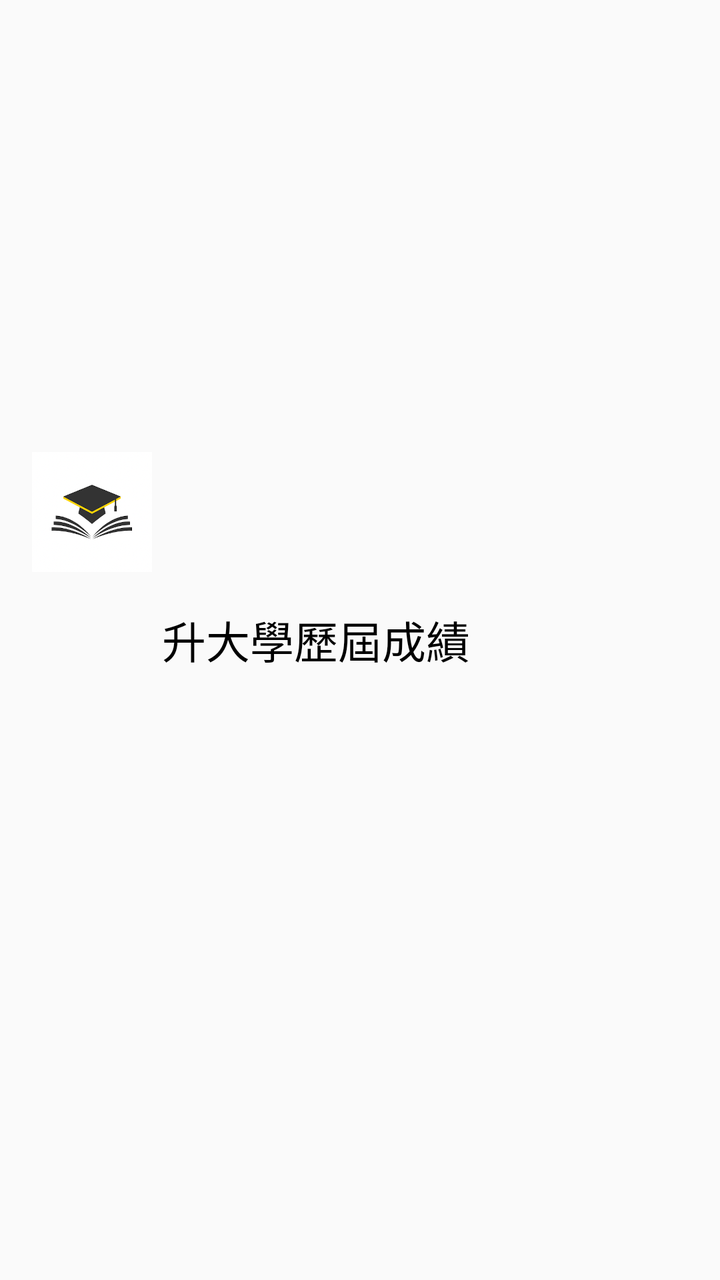
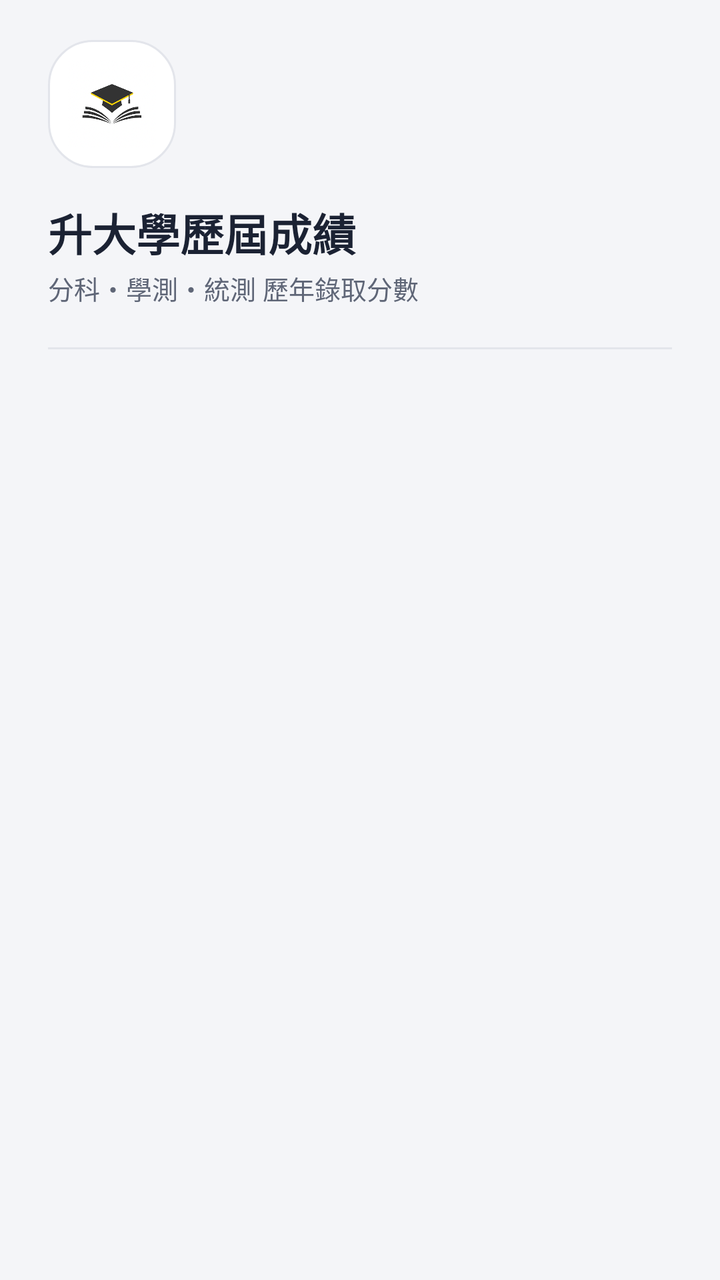

Before-and-after screenshots of an Android layout around one commit, followed by the original layout XML and the change that was made.
<!-- AndroidManifest.xml: application theme AppTheme -->
<!-- res/layout/navigation_header.xml -->
<?xml version="1.0" encoding="utf-8"?>
<LinearLayout xmlns:android="http://schemas.android.com/apk/res/android"
    android:orientation="horizontal" android:layout_width="match_parent"
    android:layout_height="75dp">

    <ImageView
        android:layout_marginLeft="@dimen/fab_margin"
        android:layout_marginRight="5dp"
        android:layout_width="60dp"
        android:layout_height="wrap_content"
        android:src="@drawable/logo" />

    <TextView
        android:layout_width="wrap_content"
        android:layout_height="match_parent"
        android:gravity="center"
        android:textColor="@color/black"
        android:text="@string/app_name"
        android:textSize="@dimen/textLarge"/>

</LinearLayout>
<!-- resources referenced by this layout -->
<resources>
  <color name="black">#000000</color>
  <dimen name="fab_margin">16dp</dimen>
  <dimen name="textLarge">22sp</dimen>
  <style name="AppTheme" parent="Theme.AppCompat.Light.NoActionBar">
          
          <item name="colorPrimary">@color/white</item>
          <item name="colorPrimaryDark">@color/white</item>
          <item name="colorAccent">@color/yellow</item>
      </style>
  <color name="yellow">#f1c40f</color>
  <!-- unchanged entries left out for length: 3 -->
</resources>

<!-- the commit's change to res/layout/navigation_header.xml (unified diff, before → after) -->
@@ -1,21 +1,51 @@
 <?xml version="1.0" encoding="utf-8"?>
-<LinearLayout xmlns:android="http://schemas.android.com/apk/res/android"
-    android:orientation="horizontal" android:layout_width="match_parent"
-    android:layout_height="75dp">
+<FrameLayout xmlns:android="http://schemas.android.com/apk/res/android"
+    android:layout_width="match_parent"
+    android:layout_height="wrap_content"
+    android:fitsSystemWindows="true">
+<LinearLayout
+    android:orientation="vertical"
+    android:layout_width="match_parent"
+    android:layout_height="wrap_content"
+    android:paddingStart="24dp"
+    android:paddingEnd="24dp"
+    android:paddingTop="20dp"
+    android:paddingBottom="20dp">
 
-    <ImageView
-        android:layout_marginLeft="@dimen/fab_margin"
-        android:layout_marginRight="5dp"
-        android:layout_width="60dp"
-        android:layout_height="wrap_content"
-        android:src="@drawable/logo" />
+    <FrameLayout
+        android:layout_width="64dp"
+        android:layout_height="64dp"
+        android:background="@drawable/bg_brand_badge">
+        <ImageView
+            android:layout_width="44dp"
+            android:layout_height="44dp"
+            android:layout_gravity="center"
+            android:scaleType="fitCenter"
+            android:src="@drawable/logo" />
+    </FrameLayout>
 
     <TextView
         android:layout_width="wrap_content"
-        android:layout_height="match_parent"
-        android:gravity="center"
-        android:textColor="@color/black"
+        android:layout_height="wrap_content"
+        android:layout_marginTop="16dp"
+        android:textColor="@color/ink"
         android:text="@string/app_name"
-        android:textSize="@dimen/textLarge"/>
+        android:textStyle="bold"
+        android:textSize="22sp"/>
+
+    <TextView
+        android:layout_width="wrap_content"
+        android:layout_height="wrap_content"
+        android:layout_marginTop="2dp"
+        android:textColor="@color/ink_secondary"
+        android:text="分科・學測・統測 歷年錄取分數"
+        android:textSize="13sp"/>
+
+    <View
+        android:layout_width="match_parent"
+        android:layout_height="1dp"
+        android:layout_marginTop="20dp"
+        android:background="@color/outline"/>
 
 </LinearLayout>
+</FrameLayout>
<!-- resource entries referenced after the edit -->
@@ -1,15 +1,94 @@
 <!-- resources referenced by this layout -->
 <resources>
-  <color name="black">#000000</color>
-  <dimen name="fab_margin">16dp</dimen>
-  <dimen name="textLarge">22sp</dimen>
-  <style name="AppTheme" parent="Theme.AppCompat.Light.NoActionBar">
-          
-          <item name="colorPrimary">@color/white</item>
-          <item name="colorPrimaryDark">@color/white</item>
-          <item name="colorAccent">@color/yellow</item>
+  <color name="ink">#1B2233</color>
+  <color name="ink_secondary">#5F6677</color>
+  <color name="outline">#E3E5EB</color>
+  <!-- drawable bg_brand_badge (drawable) -->
+  <?xml version="1.0" encoding="utf-8"?>
+  <shape xmlns:android="http://schemas.android.com/apk/res/android" android:shape="rectangle">
+      <solid android:color="@color/white"/>
+      <stroke android:width="1dp" android:color="@color/outline"/>
+      <corners android:radius="22dp"/>
+  </shape>
+  <style name="AppTheme" parent="Theme.Material3.Light.NoActionBar">
+          <item name="colorPrimary">@color/ink</item>
+          <item name="colorOnPrimary">@color/white</item>
+          <item name="colorPrimaryContainer">@color/indigo_container</item>
+          <item name="colorOnPrimaryContainer">@color/on_indigo_container</item>
+          <item name="colorSecondary">@color/amber</item>
+          <item name="colorOnSecondary">@color/ink</item>
+          <item name="colorSecondaryContainer">@color/amber_container</item>
+          <item name="colorOnSecondaryContainer">@color/on_amber_container</item>
+          <item name="colorAccent">@color/amber</item>
+          <item name="colorPrimaryDark">@color/bg_app</item>
+          <item name="android:colorBackground">@color/bg_app</item>
+          <item name="android:windowBackground">@color/bg_app</item>
+          <item name="colorSurface">@color/surface</item>
+          <item name="colorOnSurface">@color/ink</item>
+          <item name="colorOnSurfaceVariant">@color/ink_secondary</item>
+          <item name="colorOutline">@color/outline</item>
+          <item name="colorOutlineVariant">@color/outline</item>
+          <item name="colorControlActivated">@color/ink</item>
+          <item name="colorControlHighlight">@color/scrim_ripple</item>
+          <item name="android:textColorPrimary">@color/ink</item>
+          <item name="android:textColorSecondary">@color/ink_secondary</item>
+          <item name="android:textColorHint">@color/ink_tertiary</item>
+          <item name="android:statusBarColor">@android:color/transparent</item>
+          <item name="android:navigationBarColor">@color/bg_app</item>
+          <item name="android:windowLightStatusBar">true</item>
+          <item name="android:windowLightNavigationBar">true</item>
+          <item name="tabStyle">@style/AppTabs</item>
+          <item name="toolbarStyle">@style/AppToolbar</item>
+          <item name="drawerArrowStyle">@style/DrawerArrowStyle</item>
       </style>
-  <color name="yellow">#f1c40f</color>
+  <color name="indigo_container">#E8ECF7</color>
+  <color name="on_indigo_container">#2D3A5C</color>
+  <color name="amber">#F2B200</color>
+  <color name="amber_container">#FFF4D6</color>
+  <color name="on_amber_container">#7A5300</color>
+  <color name="bg_app">#F4F5F8</color>
+  <color name="surface">#FFFFFF</color>
+  <color name="scrim_ripple">#141B2233</color>
+  <color name="ink_tertiary">#8D93A1</color>
+  <style name="AppTabs" parent="Widget.Material3.TabLayout">
+          <item name="android:background">@color/bg_app</item>
+          <item name="tabIndicatorColor">@color/amber</item>
+          <item name="tabIndicatorHeight">3dp</item>
+          <item name="tabIndicatorFullWidth">false</item>
+          <item name="tabIndicator">@drawable/tab_indicator</item>
+          <item name="tabSelectedTextColor">@color/ink</item>
+          <item name="tabTextColor">@color/ink_tertiary</item>
+          <item name="tabTextAppearance">@style/TextAppearance.App.Tab</item>
+          <item name="tabRippleColor">@color/scrim_ripple</item>
+          <item name="tabIndicatorAnimationMode">elastic</item>
+      </style>
+  <style name="AppToolbar" parent="Widget.Material3.Toolbar">
+          <item name="titleTextAppearance">@style/TextAppearance.App.ToolbarTitle</item>
+          <item name="titleTextColor">@color/ink</item>
+          <item name="navigationIconTint">@color/ink</item>
+          <item name="android:background">@color/bg_app</item>
+      </style>
+  <style name="DrawerArrowStyle" parent="Widget.AppCompat.DrawerArrowToggle">
+          <item name="spinBars">true</item>
+          <item name="color">@color/ink</item>
+      </style>
+  <!-- drawable tab_indicator (drawable) -->
+  <?xml version="1.0" encoding="utf-8"?>
+  <shape xmlns:android="http://schemas.android.com/apk/res/android" android:shape="rectangle">
+      <corners android:topLeftRadius="3dp" android:topRightRadius="3dp"/>
+      <solid android:color="@color/amber"/>
+      <size android:height="3dp"/>
+  </shape>
+  <style name="TextAppearance.App.Tab" parent="TextAppearance.Material3.TitleSmall">
+          <item name="android:textSize">15sp</item>
+          <item name="android:textStyle">bold</item>
+          <item name="textAllCaps">false</item>
+      </style>
+  <style name="TextAppearance.App.ToolbarTitle" parent="TextAppearance.Material3.TitleLarge">
+          <item name="android:textSize">22sp</item>
+          <item name="android:textStyle">bold</item>
+          <item name="android:textColor">@color/ink</item>
+      </style>
   <!-- unchanged entries left out for length: 3 -->
 </resources>
 
